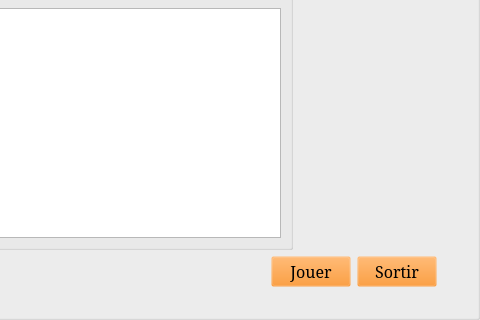
This is StreetCar/StreetCar/DescriptionPlayersNetwork.ui in paboccard/Projet_Prog_Jeu as Qt 5 draws it before an edit; both pictures show x 203 to 683 and y 99 to 419 of the 683 by 419 pixel window. The edited form follows.
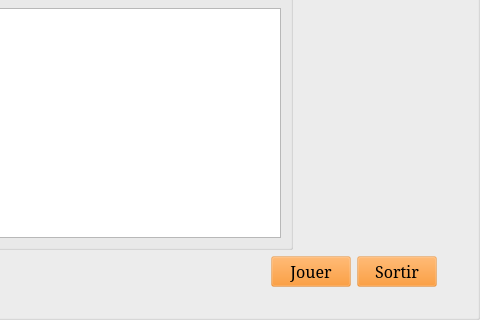
This is the edited form. Icons and pictures are not drawn.

Diff of the .ui file:
```diff
--- a/StreetCar/StreetCar/DescriptionPlayersNetwork.ui
+++ b/StreetCar/StreetCar/DescriptionPlayersNetwork.ui
@@ -38,7 +38,7 @@
 }
 
 QPushButton {
-	background-color: rgba(255, 128, 0, 0);
+	background-color: rgba(255, 128, 0, 50);
 }
 
 QPushButton::hover{
```
